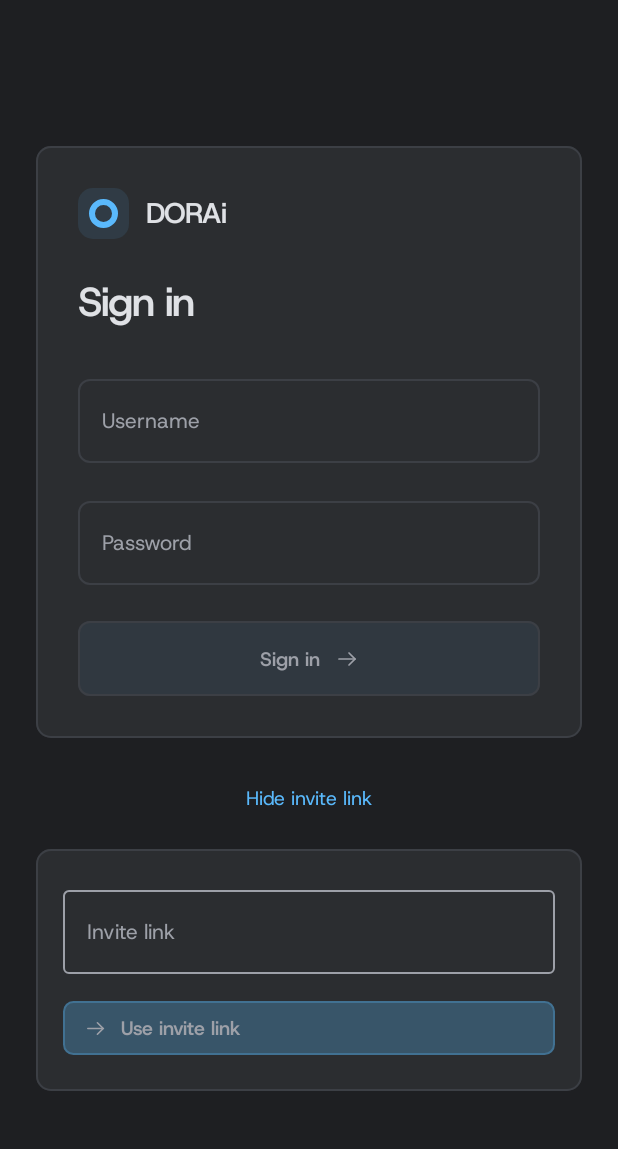
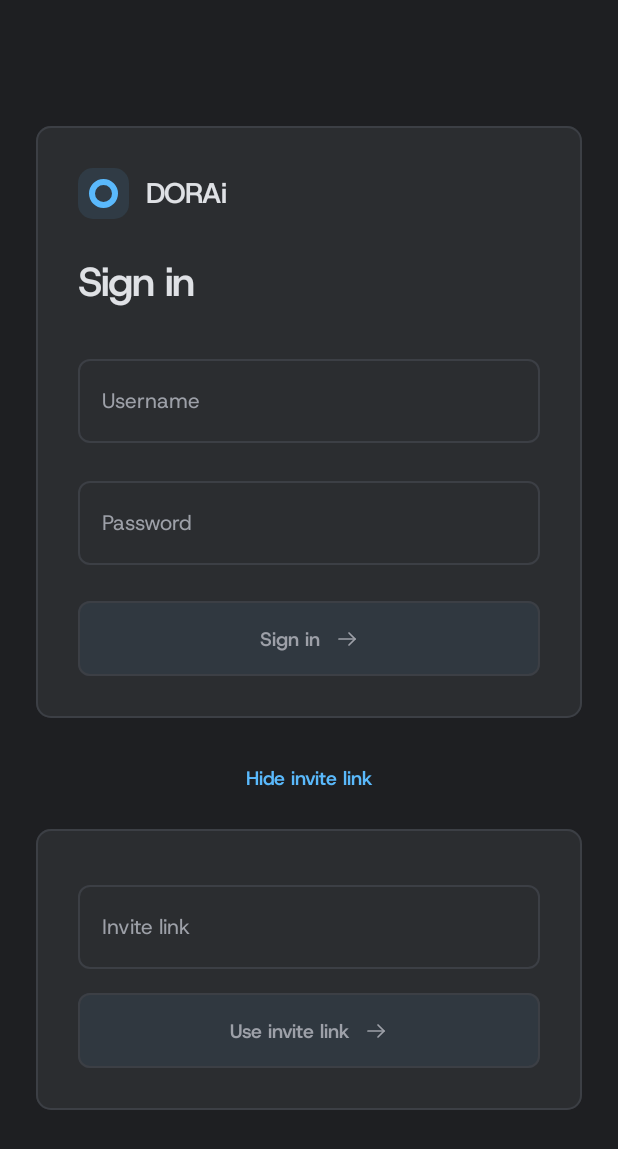
Before and after one commit to IgnjatRadojicic/DORAi, an Android app built with Jetpack Compose: the screen it shows after launch (MainActivity), after a tap on "Have an invite link?", on a phone screen of 412 x 824 dp. Shown: the top 1149 px of the screen. Run offline under Robolectric (Android 15) with nearby library versions, the phone set to English and light mode, and no system bars; pictures from the network do not load; 1 statement that could not run was skipped.

Commit message:
Match invite controls to sign-in and clarify clickable actions

```diff
--- a/app/src/commonMain/kotlin/dorai/app/auth/LoginScreen.kt
+++ b/app/src/commonMain/kotlin/dorai/app/auth/LoginScreen.kt
@@ -1,26 +1,14 @@
 package dorai.app.auth
 
-import androidx.compose.animation.animateColorAsState
-import androidx.compose.animation.core.tween
-import androidx.compose.foundation.BorderStroke
-import androidx.compose.foundation.hoverable
-import androidx.compose.foundation.interaction.MutableInteractionSource
-import androidx.compose.foundation.interaction.collectIsFocusedAsState
-import androidx.compose.foundation.interaction.collectIsHoveredAsState
 import androidx.compose.foundation.layout.*
 import androidx.compose.foundation.rememberScrollState
-import androidx.compose.foundation.shape.RoundedCornerShape
 import androidx.compose.foundation.text.KeyboardActions
 import androidx.compose.foundation.text.KeyboardOptions
 import androidx.compose.foundation.verticalScroll
 import androidx.compose.material3.*
-import androidx.compose.runtime.*
+import androidx.compose.runtime.Composable
 import androidx.compose.ui.Alignment
 import androidx.compose.ui.Modifier
-import androidx.compose.ui.graphics.lerp
-import androidx.compose.ui.semantics.LiveRegionMode
-import androidx.compose.ui.semantics.liveRegion
-import androidx.compose.ui.semantics.semantics
 import androidx.compose.ui.text.input.ImeAction
 import androidx.compose.ui.text.input.KeyboardType
 import androidx.compose.ui.text.input.PasswordVisualTransformation
@@ -81,8 +69,8 @@ private fun SignInCard(state: LoginState, actions: LoginActions) {
                 label = { Text(uiText("Username")) },
                 singleLine = true,
                 enabled = !state.busy,
-                shape = RoundedCornerShape(8.dp),
-                colors = loginFieldColors(),
+                shape = AuthFieldShape,
+                colors = authFieldColors(),
                 keyboardOptions = KeyboardOptions(imeAction = ImeAction.Next),
             )
             PasswordField("Password", state.password, actions.onPasswordChange, !state.busy) {
@@ -130,52 +118,10 @@ private fun PasswordField(
         label = { Text(uiText(label)) },
         singleLine = true,
         enabled = enabled,
-        shape = RoundedCornerShape(8.dp),
-        colors = loginFieldColors(),
+        shape = AuthFieldShape,
+        colors = authFieldColors(),
         visualTransformation = PasswordVisualTransformation(),
         keyboardOptions = KeyboardOptions(keyboardType = KeyboardType.Password, imeAction = imeAction),
         keyboardActions = KeyboardActions(onGo = { onGo() }),
     )
 }
-
-@Composable
-private fun loginFieldColors() = OutlinedTextFieldDefaults.colors(
-    unfocusedBorderColor = ProductStyle.colors.line,
-    disabledBorderColor = ProductStyle.colors.line.copy(alpha = 0.6f),
-    focusedBorderColor = ProductStyle.colors.accent,
-    unfocusedLabelColor = ProductStyle.colors.muted,
-)
-
-@Composable
-private fun AuthSubmitButton(text: String, onClick: () -> Unit, enabled: Boolean, busy: Boolean) {
-    val colors = ProductStyle.colors
-    val interaction = remember { MutableInteractionSource() }
-    val hovered by interaction.collectIsHoveredAsState()
-    val focused by interaction.collectIsFocusedAsState()
-    val fill by animateColorAsState(
-        if (hovered || focused) lerp(colors.accent, colors.ink, 0.08f) else colors.accent,
-        tween(ProductMotion.FEEDBACK), label = "sign-in-fill",
-    )
-    Button(
-        onClick = onClick,
-        enabled = enabled,
-        interactionSource = interaction,
-        modifier = Modifier.fillMaxWidth().heightIn(min = 50.dp).hoverable(interaction)
-            .semantics { liveRegion = LiveRegionMode.Polite },
-        shape = RoundedCornerShape(8.dp),
-        contentPadding = PaddingValues(horizontal = 18.dp, vertical = 14.dp),
-        colors = ButtonDefaults.buttonColors(
-            containerColor = fill,
-            contentColor = colors.background,
-            disabledContainerColor = lerp(colors.panel, colors.accent, 0.09f),
-            disabledContentColor = colors.muted,
-        ),
-        border = BorderStroke(if (focused) 2.dp else 1.dp, if (enabled) colors.accent else colors.line),
-    ) {
-        Row(horizontalArrangement = Arrangement.spacedBy(10.dp), verticalAlignment = Alignment.CenterVertically) {
-            if (busy) CircularProgressIndicator(Modifier.size(16.dp), color = colors.muted, strokeWidth = 2.dp)
-            Text(uiText(text), style = MaterialTheme.typography.labelLarge)
-            if (!busy) LineIcon(ProductIcon.ARROW, color = if (enabled) colors.background else colors.muted, size = 16.dp)
-        }
-    }
-}
--- /dev/null
+++ b/app/src/commonMain/kotlin/dorai/app/components/AuthControls.kt
@@ -0,0 +1,66 @@
+package dorai.app.components
+
+import androidx.compose.animation.animateColorAsState
+import androidx.compose.animation.core.tween
+import androidx.compose.foundation.BorderStroke
+import androidx.compose.foundation.hoverable
+import androidx.compose.foundation.interaction.MutableInteractionSource
+import androidx.compose.foundation.interaction.collectIsFocusedAsState
+import androidx.compose.foundation.interaction.collectIsHoveredAsState
+import androidx.compose.foundation.layout.*
+import androidx.compose.foundation.shape.RoundedCornerShape
+import androidx.compose.material3.*
+import androidx.compose.runtime.*
+import androidx.compose.ui.Alignment
+import androidx.compose.ui.Modifier
+import androidx.compose.ui.graphics.lerp
+import androidx.compose.ui.semantics.LiveRegionMode
+import androidx.compose.ui.semantics.liveRegion
+import androidx.compose.ui.semantics.semantics
+import androidx.compose.ui.unit.dp
+import dorai.app.theme.ProductStyle
+
+internal val AuthFieldShape = RoundedCornerShape(8.dp)
+
+@Composable
+internal fun authFieldColors() = OutlinedTextFieldDefaults.colors(
+    unfocusedBorderColor = ProductStyle.colors.line,
+    disabledBorderColor = ProductStyle.colors.line.copy(alpha = 0.6f),
+    focusedBorderColor = ProductStyle.colors.accent,
+    unfocusedLabelColor = ProductStyle.colors.muted,
+)
+
+/** Shared primary action for sign-in, password changes, and invite links. */
+@Composable
+internal fun AuthSubmitButton(text: String, onClick: () -> Unit, enabled: Boolean, busy: Boolean) {
+    val colors = ProductStyle.colors
+    val interaction = remember { MutableInteractionSource() }
+    val hovered by interaction.collectIsHoveredAsState()
+    val focused by interaction.collectIsFocusedAsState()
+    val fill by animateColorAsState(
+        if (hovered || focused) lerp(colors.accent, colors.ink, 0.08f) else colors.accent,
+        tween(ProductMotion.FEEDBACK), label = "auth-button-fill",
+    )
+    Button(
+        onClick = onClick,
+        enabled = enabled,
+        interactionSource = interaction,
+        modifier = Modifier.fillMaxWidth().heightIn(min = 50.dp).hoverable(interaction).actionPointer(enabled)
+            .semantics { liveRegion = LiveRegionMode.Polite },
+        shape = AuthFieldShape,
+        contentPadding = PaddingValues(horizontal = 18.dp, vertical = 14.dp),
+        colors = ButtonDefaults.buttonColors(
+            containerColor = fill,
+            contentColor = colors.background,
+            disabledContainerColor = lerp(colors.panel, colors.accent, 0.09f),
+            disabledContentColor = colors.muted,
+        ),
+        border = BorderStroke(if (focused) 2.dp else 1.dp, if (enabled) colors.accent else colors.line),
+    ) {
+        Row(horizontalArrangement = Arrangement.spacedBy(10.dp), verticalAlignment = Alignment.CenterVertically) {
+            if (busy) CircularProgressIndicator(Modifier.size(16.dp), color = colors.muted, strokeWidth = 2.dp)
+            Text(uiText(text), style = MaterialTheme.typography.labelLarge)
+            if (!busy) LineIcon(ProductIcon.ARROW, color = if (enabled) colors.background else colors.muted, size = 16.dp)
+        }
+    }
+}
--- a/app/src/commonMain/kotlin/dorai/app/components/ControlCenterFrame.kt
+++ b/app/src/commonMain/kotlin/dorai/app/components/ControlCenterFrame.kt
@@ -156,7 +156,7 @@ private fun NavigationItem(section: WorkspaceSection, active: Boolean, onSection
         if (!section.enabled) colors.muted.copy(alpha = 0.45f) else if (active) colors.ink else colors.muted,
         tween(ProductMotion.FEEDBACK), label = "navigation-label")
     Surface(onClick = { onSection(section.id) }, enabled = section.enabled, interactionSource = interaction,
-        modifier = Modifier.fillMaxWidth().hoverable(interaction).semantics { selected = active },
+        modifier = Modifier.fillMaxWidth().hoverable(interaction).actionPointer(section.enabled).semantics { selected = active },
         shape = RoundedCornerShape(8.dp), color = fill,
         border = if (active) BorderStroke(1.dp, colors.accent.copy(alpha = 0.14f)) else null) {
         Row(Modifier.height(42.dp).padding(horizontal = 12.dp), verticalAlignment = Alignment.CenterVertically,
@@ -176,7 +176,7 @@ private fun ThemeToggle(mode: ThemeMode, onTheme: (ThemeMode) -> Unit) {
     val currentLabel = uiText(if (dark) UiCopy.DARK_THEME else UiCopy.LIGHT_THEME)
     OutlinedIconButton(
         onClick = { onTheme(if (dark) ThemeMode.LIGHT else ThemeMode.DARK) },
-        modifier = Modifier.size(36.dp).semantics {
+        modifier = Modifier.size(36.dp).actionPointer().semantics {
             contentDescription = actionLabel
             stateDescription = currentLabel
         },
--- a/app/src/commonMain/kotlin/dorai/app/components/LanguagePicker.kt
+++ b/app/src/commonMain/kotlin/dorai/app/components/LanguagePicker.kt
@@ -23,7 +23,7 @@ fun LanguagePicker(onSelect: (AppLanguage) -> Unit) {
     Box {
         Surface(onClick = { expanded = true }, color = ProductStyle.colors.panel,
             shape = RoundedCornerShape(9.dp), border = BorderStroke(1.dp, ProductStyle.colors.line),
-            modifier = Modifier.semantics { contentDescription = description; stateDescription = current.nativeName }) {
+            modifier = Modifier.actionPointer().semantics { contentDescription = description; stateDescription = current.nativeName }) {
             Row(Modifier.height(36.dp).padding(horizontal = 11.dp), horizontalArrangement = Arrangement.spacedBy(8.dp), verticalAlignment = Alignment.CenterVertically) {
                 LineIcon(ProductIcon.GLOBE, size = 16.dp)
                 Text(current.code, fontFamily = ProductStyle.fonts.mono, fontSize = 11.sp)
@@ -34,6 +34,7 @@ fun LanguagePicker(onSelect: (AppLanguage) -> Unit) {
             containerColor = ProductStyle.colors.panel, border = BorderStroke(1.dp, ProductStyle.colors.line)) {
             AppLanguage.entries.forEach { language ->
                 DropdownMenuItem(
+                    modifier = Modifier.actionPointer(),
                     text = {
                         Row(Modifier.width(175.dp), verticalAlignment = Alignment.CenterVertically) {
                             Text(language.nativeName, modifier = Modifier.weight(1f), fontWeight = if (language == current) FontWeight.Medium else FontWeight.Normal)
--- /dev/null
+++ b/app/src/commonMain/kotlin/dorai/app/components/Pointer.kt
@@ -0,0 +1,8 @@
+package dorai.app.components
+
+import androidx.compose.ui.Modifier
+import androidx.compose.ui.input.pointer.PointerIcon
+import androidx.compose.ui.input.pointer.pointerHoverIcon
+
+internal fun Modifier.actionPointer(enabled: Boolean = true): Modifier =
+    pointerHoverIcon(if (enabled) PointerIcon.Hand else PointerIcon.Default)
--- a/app/src/commonMain/kotlin/dorai/app/components/WorkspaceComponents.kt
+++ b/app/src/commonMain/kotlin/dorai/app/components/WorkspaceComponents.kt
@@ -45,7 +45,7 @@ fun ProductPanel(modifier: Modifier = Modifier, highlighted: Boolean = false, on
         tween(ProductMotion.FEEDBACK), label = "panel-fill")
     if (onClick == null) Surface(modifier.fillMaxWidth(), shape = RoundedCornerShape(10.dp), color = fill,
         border = BorderStroke(1.dp, border)) { Column(content = content) }
-    else Surface(onClick = onClick, interactionSource = interaction, modifier = modifier.fillMaxWidth().hoverable(interaction),
+    else Surface(onClick = onClick, interactionSource = interaction, modifier = modifier.fillMaxWidth().hoverable(interaction).actionPointer(),
         shape = RoundedCornerShape(10.dp), color = fill, border = BorderStroke(1.dp, border)) { Column(content = content) }
 }
 
@@ -84,7 +84,7 @@ fun ProductButton(text: String, onClick: () -> Unit, modifier: Modifier = Modifi
         else -> colors.accent
     }, tween(ProductMotion.FEEDBACK), label = "button-fill")
     Surface(onClick = onClick, enabled = enabled, interactionSource = interaction,
-        modifier = modifier.hoverable(interaction).graphicsLayer { scaleX = scale; scaleY = scale }, shape = RoundedCornerShape(7.dp),
+        modifier = modifier.hoverable(interaction).actionPointer(enabled).graphicsLayer { scaleX = scale; scaleY = scale }, shape = RoundedCornerShape(7.dp),
         color = fill,
         contentColor = if (outlined) colors.ink else colors.background,
         border = BorderStroke(if (focused) 2.dp else 1.dp, if (focused) colors.accent else if (outlined) colors.line else colors.accent.copy(alpha = if (enabled) 1f else 0.28f))) {
--- a/app/src/commonMain/kotlin/dorai/app/connect/InviteField.kt
+++ b/app/src/commonMain/kotlin/dorai/app/connect/InviteField.kt
@@ -3,10 +3,11 @@ package dorai.app.connect
 import androidx.compose.foundation.layout.*
 import androidx.compose.foundation.text.KeyboardActions
 import androidx.compose.foundation.text.KeyboardOptions
+import androidx.compose.material3.ButtonDefaults
+import androidx.compose.material3.MaterialTheme
 import androidx.compose.material3.OutlinedTextField
 import androidx.compose.material3.Text
 import androidx.compose.material3.TextButton
-import androidx.compose.material3.MaterialTheme
 import androidx.compose.runtime.Composable
 import androidx.compose.ui.Alignment
 import androidx.compose.ui.Modifier
@@ -25,15 +26,18 @@ fun InviteField(
     onUse: () -> Unit,
     modifier: Modifier = Modifier,
 ) {
-    Column(modifier.widthIn(max = 420.dp).fillMaxWidth(), horizontalAlignment = Alignment.CenterHorizontally,
+    Column(modifier.widthIn(max = 440.dp).fillMaxWidth(), horizontalAlignment = Alignment.CenterHorizontally,
         verticalArrangement = Arrangement.spacedBy(10.dp)) {
-        TextButton(onClick = onToggle, enabled = !state.busy) {
+        TextButton(onClick = onToggle, enabled = !state.busy,
+            modifier = Modifier.heightIn(min = 44.dp).actionPointer(!state.busy), shape = AuthFieldShape,
+            contentPadding = PaddingValues(horizontal = 16.dp, vertical = 10.dp),
+            colors = ButtonDefaults.textButtonColors(contentColor = ProductStyle.colors.accent)) {
             Text(uiText(if (state.open) "Hide invite link" else "Have an invite link?"),
-                color = ProductStyle.colors.accent, style = MaterialTheme.typography.bodyMedium)
+                style = MaterialTheme.typography.labelLarge)
         }
         ExpandDetails(state.open) {
             ProductPanel {
-                Column(Modifier.padding(18.dp), verticalArrangement = Arrangement.spacedBy(12.dp)) {
+                Column(Modifier.padding(28.dp), verticalArrangement = Arrangement.spacedBy(16.dp)) {
                     OutlinedTextField(
                         value = state.text,
                         onValueChange = onTextChange,
@@ -43,15 +47,16 @@ fun InviteField(
                         singleLine = true,
                         enabled = !state.busy,
                         isError = state.error != null,
+                        shape = AuthFieldShape,
+                        colors = authFieldColors(),
                         keyboardOptions = KeyboardOptions(keyboardType = KeyboardType.Uri, imeAction = ImeAction.Go),
                         keyboardActions = KeyboardActions(onGo = { if (state.canUse) onUse() }),
                     )
                     state.error?.let { ErrorView(it) }
-                    ProductButton(
+                    AuthSubmitButton(
                         if (state.busy) "Connecting..." else "Use invite link", onUse,
-                        modifier = Modifier.fillMaxWidth(),
                         enabled = state.canUse,
-                        icon = if (state.busy) ProductIcon.REFRESH else ProductIcon.ARROW,
+                        busy = state.busy,
                     )
                 }
             }
--- a/app/src/commonMain/kotlin/dorai/app/shell/ShellParts.kt
+++ b/app/src/commonMain/kotlin/dorai/app/shell/ShellParts.kt
@@ -57,7 +57,7 @@ fun LogoutButton(onLogout: () -> Unit) {
     val foreground by animateColorAsState(if (hovered || focused) colors.ink else colors.muted,
         tween(ProductMotion.FEEDBACK), label = "logout-label")
     Surface(onClick = onLogout, interactionSource = interaction,
-        modifier = Modifier.fillMaxWidth().hoverable(interaction),
+        modifier = Modifier.fillMaxWidth().hoverable(interaction).actionPointer(),
         shape = RoundedCornerShape(8.dp), color = fill,
         border = BorderStroke(1.dp, if (focused) colors.accent else colors.line)) {
         Row(Modifier.heightIn(min = 44.dp).padding(horizontal = 14.dp, vertical = 11.dp),
```
Also changed, not shown: app/src/commonMain/kotlin/dorai/app/findings/FindingsScreen.kt (+6 -5 lines), 2 other files.
